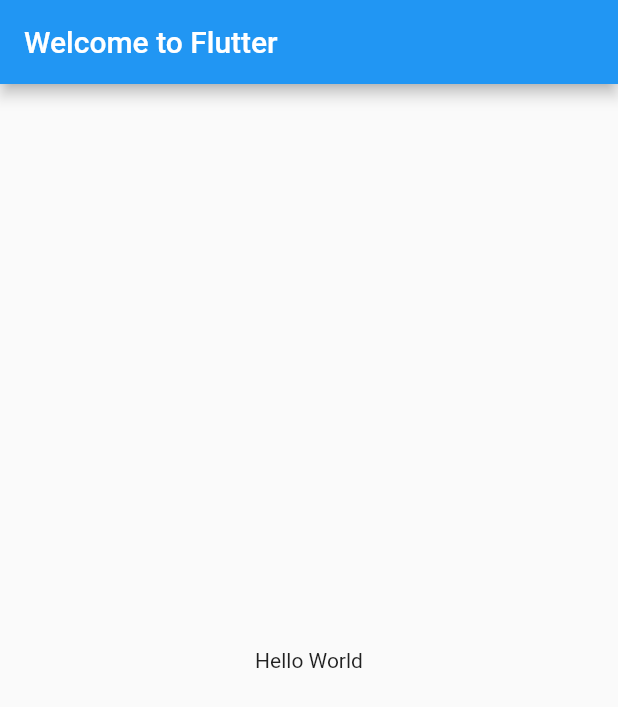
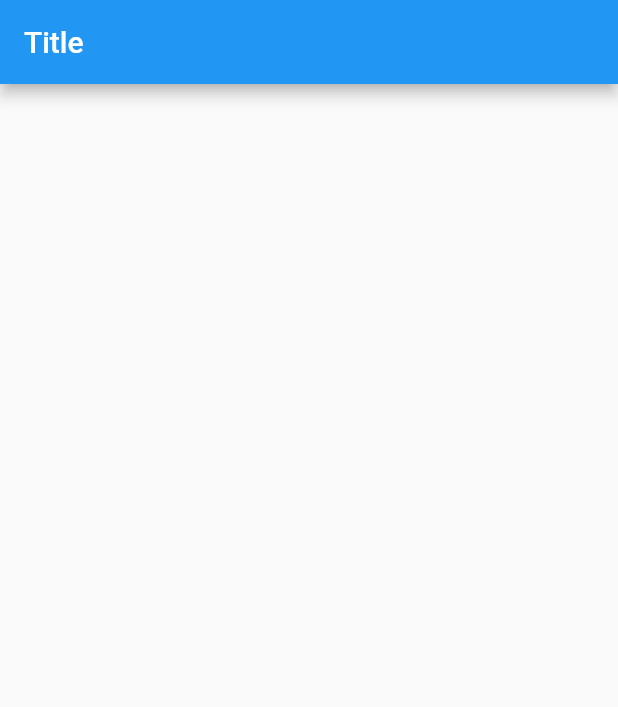
Before and after one commit to Denes-cilwal/Learning-Flutter, a Flutter app: the screen it shows after launch, on a phone screen of 412 x 824 dp. Shown: the top 707 px of the screen. Run offline on Flutter 3.47's test engine with Material 2 defaults, Android fonts, the phone set to English and light mode, and no system bars.

Commit message:
building Quiz App

```diff
--- a/flutter_application_1/lib/main.dart
+++ b/flutter_application_1/lib/main.dart
@@ -1,30 +1,30 @@
 import 'package:flutter/material.dart';
 
-// we want to reach out to other file from flutter-framework
-// that gives us class we want to extende below
 void main() {
-// add code that use see in screen,widgets-widget tree
-  runApp(MyApp());
+  runApp(const App());
 }
 
-// Touse widgets we must use class, since
-// widgets is special objects here
-class MyApp extends StatelessWidget {
+class App extends StatelessWidget {
+  const App({Key? key}) : super(key: key);
+
   @override
-  // flutter will call build method and build function returns Widget
-  // since want to see widgets on screen that what build methods return
   Widget build(BuildContext context) {
-    // MaterialApp is a widget provided by material dart
+    var questions = [
+      'what is your favourite color',
+      'What is your favourite game'
+    ];
     return MaterialApp(
-      title: 'Welcome to New Flutter App',
       home: Scaffold(
-        appBar: AppBar(
-          title: const Text('Welcome to Flutter'),
-        ),
-        body: const Center(
-          child: Text('Hello World'),
-        ),
-      ),
+          appBar: AppBar(
+            title: const Text(
+              'Title',
+              textDirection: TextDirection.rtl,
+              textAlign: TextAlign.center,
+            ),
+          ),
+          body: Column(
+            children: const <Widget>[],
+          )),
     );
   }
 }
```
Also changed, not shown: 2 other files.
